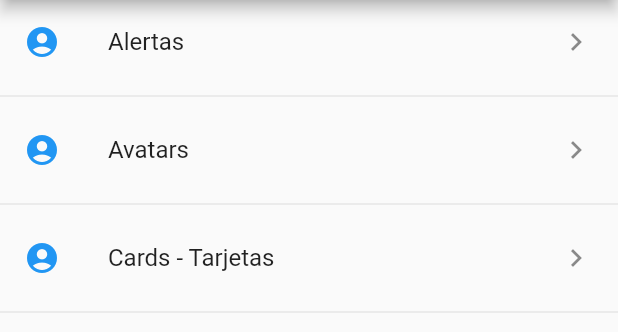
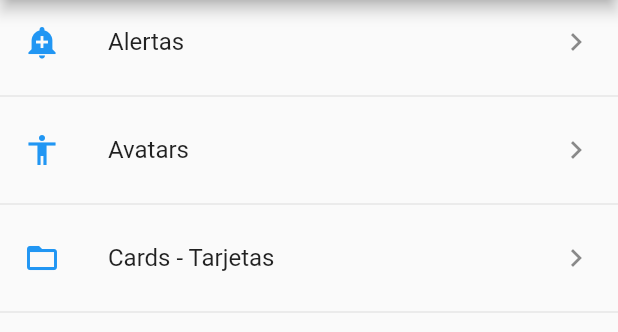
Before and after one commit to riclara/componentes, a Flutter app: the screen it shows after launch, on a phone screen of 412 x 824 dp, the part 84-416 px from its top. Run offline on Flutter 3.47's test engine with Material 2 defaults, Android fonts, the phone set to English and light mode, and no system bars.

Commit message:
add routes, navigator and utils

```diff
--- a/lib/main.dart
+++ b/lib/main.dart
@@ -1,4 +1,6 @@
 import 'package:flutter/material.dart';
+import 'package:componentes/src/pages/alert_page.dart';
+import 'package:componentes/src/pages/avatar_page.dart';
 import 'package:componentes/src/pages/home_page.dart';
 
 void main() => runApp(MyApp());
@@ -9,7 +11,13 @@ class MyApp extends StatelessWidget {
     return MaterialApp(
       debugShowCheckedModeBanner: false,
       title: 'Componentes App',
-      home: HomePage(),
+      // home: HomePage(),
+      initialRoute: '/',
+      routes: <String, WidgetBuilder>{
+        '/': (BuildContext context) => HomePage(),
+        'alert': (BuildContext context) => AlertPage(),
+        'avatar': (BuildContext context) => AvatarPage(),
+      },
     );
   }
 }
--- a/lib/src/pages/home_page.dart
+++ b/lib/src/pages/home_page.dart
@@ -1,5 +1,7 @@
 import 'package:flutter/material.dart';
+import 'package:componentes/src/utils/icono_string_util.dart';
 import 'package:componentes/src/providers/menu_providers.dart';
+import 'package:componentes/src/pages/alert_page.dart';
 
 class HomePage extends StatelessWidget {
   @override
@@ -21,19 +23,21 @@ class HomePage extends StatelessWidget {
         future: menuProvider.cargarData(),
         initialData: [],
         builder: (context, AsyncSnapshot<List<dynamic>> snapshot) {
-          return ListView(children: _listaItems(snapshot.data));
+          return ListView(children: _listaItems(snapshot.data, context));
         });
   }
 
-  List<Widget> _listaItems(List<dynamic> data) {
-    return data.map((ruta) {
+  List<Widget> _listaItems(List<dynamic> data, BuildContext context) {
+    return data.map((opt) {
       return Column(
         children: <Widget>[
           ListTile(
-            title: Text(ruta['texto']),
-            leading: Icon(Icons.account_circle, color: Colors.blue),
+            title: Text(opt['texto']),
+            leading: getIcon(opt['icon']),
             trailing: Icon(Icons.keyboard_arrow_right),
-            onTap: () {},
+            onTap: () {
+              Navigator.pushNamed(context, opt['ruta']);
+            },
           ),
           Divider()
         ],
--- /dev/null
+++ b/lib/src/utils/icono_string_util.dart
@@ -0,0 +1,14 @@
+import 'package:flutter/material.dart';
+
+final _icons = <String, IconData>{
+  "add_alert": Icons.add_alert,
+  "accessibility": Icons.accessibility,
+  "folder_open": Icons.folder_open
+};
+
+Icon getIcon(String nombreIcono) {
+  return Icon(
+    _icons[nombreIcono],
+    color: Colors.blue
+  );
+}
```
Also changed, not shown: lib/src/pages/alert_page.dart (added, +18 -0 lines), lib/src/pages/avatar_page.dart (added, +12 -0 lines).
